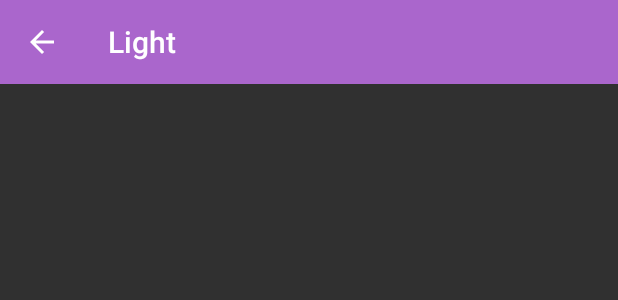
After one commit to YusongLiang/SensorDemo, an Android app: the layout activity_light.xml on its own in the app's theme, with its tools: preview values and no code run, on a phone screen of 412 x 824 dp. The commit adds this screen. Shown: the top 300 px of the screen. Run offline under Robolectric (Android 15) with nearby library versions, the phone set to English and light mode, and no system bars.

Commit message:
安卓各Sensor使用演示

```diff
--- a/app/src/main/AndroidManifest.xml
+++ b/app/src/main/AndroidManifest.xml
@@ -18,9 +18,15 @@
                 <category android:name="android.intent.category.LAUNCHER" />
             </intent-filter>
         </activity>
+
         <activity android:name=".view.OrientationActivity" />
+
         <activity android:name=".view.AccelerometerActivity" />
+
         <activity android:name=".view.GyroscopeActivity" />
+
+        <activity android:name=".view.LightActivity" />
+
     </application>
 
 </manifest>
--- /dev/null
+++ b/app/src/main/res/layout/activity_light.xml
@@ -0,0 +1,20 @@
+<?xml version="1.0" encoding="utf-8"?>
+<android.support.constraint.ConstraintLayout xmlns:android="http://schemas.android.com/apk/res/android"
+    xmlns:app="http://schemas.android.com/apk/res-auto"
+    xmlns:tools="http://schemas.android.com/tools"
+    android:layout_width="match_parent"
+    android:layout_height="match_parent">
+
+    <android.support.v7.widget.Toolbar
+        android:layout_width="0dp"
+        android:layout_height="wrap_content"
+        android:background="?attr/colorPrimary"
+        android:theme="?attr/actionBarTheme"
+        android:minHeight="?attr/actionBarSize"
+        android:id="@+id/toolbar"
+        app:layout_constraintRight_toRightOf="parent"
+        app:layout_constraintLeft_toLeftOf="parent"
+        app:layout_constraintTop_toTopOf="parent"
+        app:navigationIcon="?attr/homeAsUpIndicator"
+        app:title="@string/label_light" />
+</android.support.constraint.ConstraintLayout>
--- a/app/src/main/res/values/strings.xml
+++ b/app/src/main/res/values/strings.xml
@@ -8,4 +8,5 @@
     <string name="label_orientation">Orientation</string>
     <string name="label_gyroscope">Gyroscope</string>
     <string name="shake">Shake</string>
+    <string name="label_light">Light</string>
 </resources>
```
Also changed, not shown: app/src/main/java/com/felix/sensordemo/adapter/DemoListAdapter.java (+31 -3 lines), app/src/main/java/com/felix/sensordemo/view/DemoListActivity.java (+10 -0 lines), app/src/main/java/com/felix/sensordemo/view/LightActivity.java (added, +86 -0 lines), app/src/main/res/drawable-hdpi/ic_light.png (added), app/src/main/res/drawable-mdpi/ic_light.png (added), app/src/main/res/drawable-xhdpi/ic_light.png (added), app/src/main/res/drawable-xxhdpi/ic_light.png (added), 1 other file.
